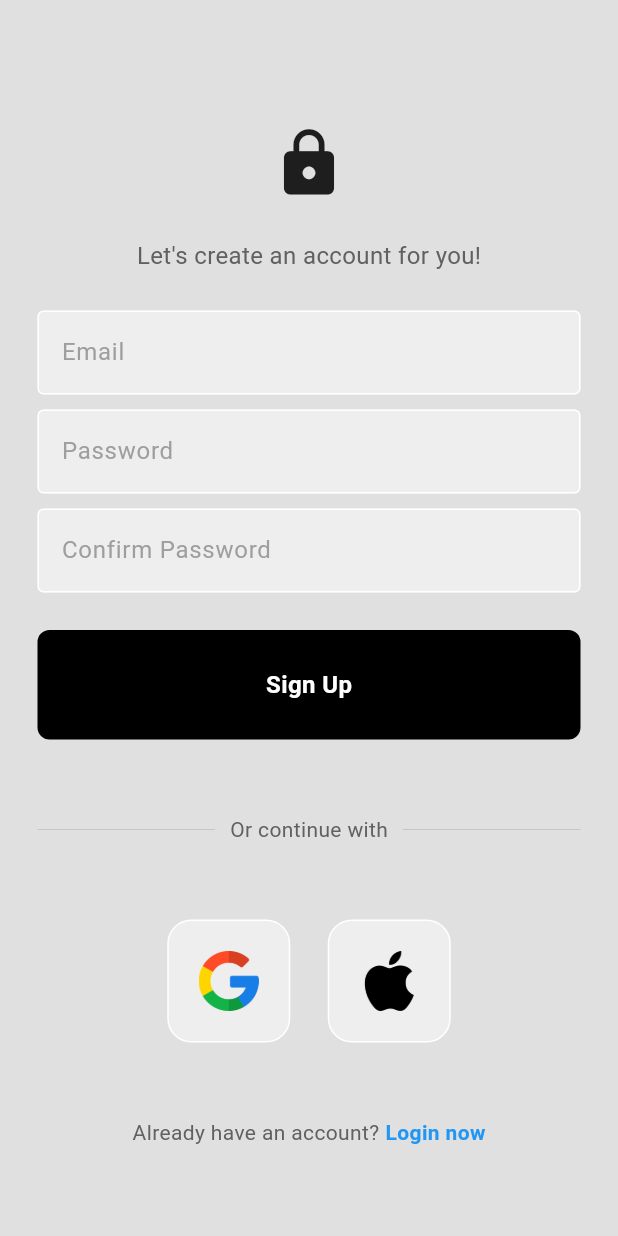
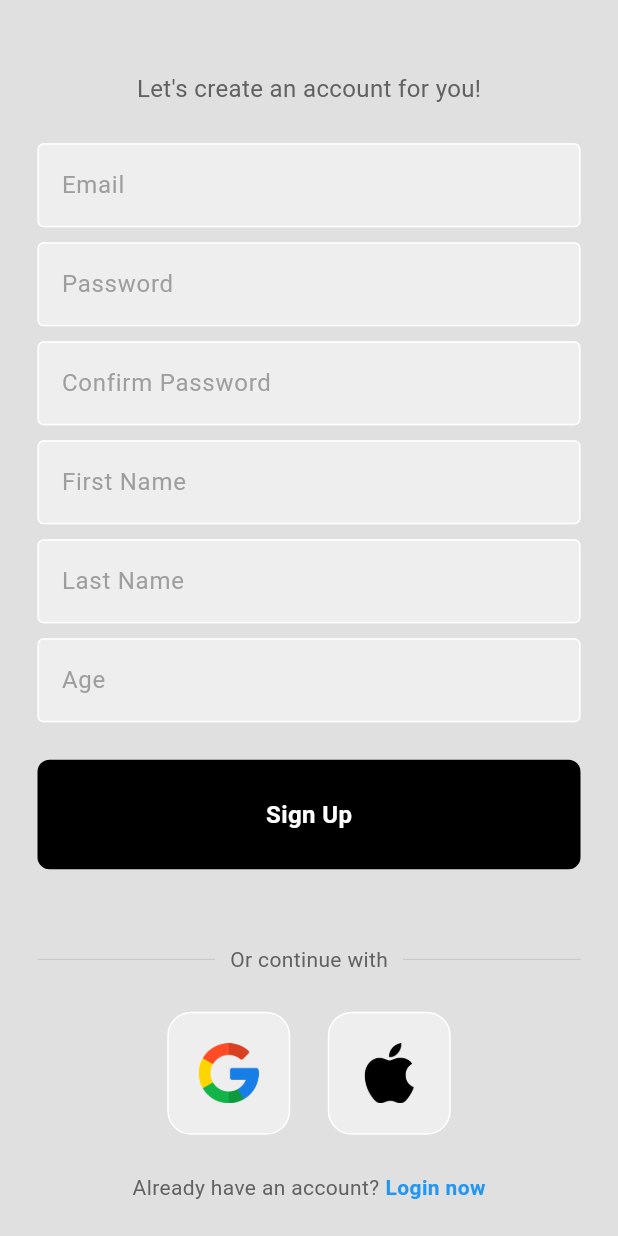
Before and after one commit to HAN2231/Capstone-hhg, a Flutter app: the RegisterPage screen opened directly with empty values, on a phone screen of 412 x 824 dp. Run offline on Flutter 3.47's test engine with Material 3 defaults, Android fonts, the phone set to English and light mode, and no system bars; our stand-ins replace cloud_firestore, firebase_auth, firebase_core, google_sign_in; accounts and stored records are empty.

Commit message:
user info link firestore db

```diff
--- a/lib/pages/register_page.dart
+++ b/lib/pages/register_page.dart
@@ -1,3 +1,4 @@
+import 'package:cloud_firestore/cloud_firestore.dart';
 import 'package:flutter/material.dart';
 import 'package:firebase_auth/firebase_auth.dart';
 import 'package:google_sign_in/google_sign_in.dart';
@@ -19,6 +20,19 @@ class _RegisterPageState extends State<RegisterPage> {
   final emailController = TextEditingController();
   final passwordController = TextEditingController();
   final confirmPasswordController = TextEditingController();
+  final firstNameController = TextEditingController();
+  final lastNameController = TextEditingController();
+  final ageController = TextEditingController();
+
+  @override
+  void dispose() {
+    emailController.dispose();
+    passwordController.dispose();
+    confirmPasswordController.dispose();
+    firstNameController.dispose();
+    lastNameController.dispose();
+    ageController.dispose();
+  }
 
   // sign creating the user
   void signUserUp() async {
@@ -37,13 +51,22 @@ class _RegisterPageState extends State<RegisterPage> {
       // check if password is confirmed
       if (passwordController.text == confirmPasswordController.text) {
         await FirebaseAuth.instance.createUserWithEmailAndPassword(
-          email: emailController.text,
-          password: passwordController.text,
+          email: emailController.text.trim(),
+          password: passwordController.text.trim(),
+        );
+
+        // add user details
+        addUserDetails(
+          firstNameController.text.trim(),
+          lastNameController.text.trim(),
+          emailController.text.trim(),
+          int.parse(ageController.text.trim()),
         );
       } else {
         // show error message, passwords don't match'
         showErrorMessage("Passwords don't match");
       }
+
       // pop the loading circle
       Navigator.pop(context);
     } on FirebaseAuthException catch (e) {
@@ -52,6 +75,15 @@ class _RegisterPageState extends State<RegisterPage> {
       // show error message
       showErrorMessage(e.code);
     }
+  }
+
+  Future addUserDetails(String firstName, String lastName, String email, int age ) async {
+    await FirebaseFirestore.instance.collection('users').add({
+      'first name': firstName,
+      'last name': lastName,
+      'email': email,
+      'age': age,
+    });
   }
 
   // wrong message to user
@@ -82,13 +114,13 @@ class _RegisterPageState extends State<RegisterPage> {
             child: Column(
                 mainAxisAlignment: MainAxisAlignment.center,
                 children: [
-                const SizedBox(height: 25),
+            //    const SizedBox(height: 25),
 
             // logo
-            const Icon(
-              Icons.lock,
-              size: 50,
-            ),
+            //const Icon(
+            //  Icons.lock,
+            //  size: 50,
+            //),
 
             const SizedBox(height: 25),
 
@@ -126,6 +158,32 @@ class _RegisterPageState extends State<RegisterPage> {
               controller: confirmPasswordController,
               hintText: 'Confirm Password',
               obscureText: true,
+            ),
+
+            const SizedBox(height: 10),
+
+            // confirm password textfield
+            MyTextField(
+              controller: firstNameController,
+              hintText: 'First Name',
+              obscureText: false,
+            ),
+            const SizedBox(height: 10),
+
+            // confirm password textfield
+            MyTextField(
+              controller: lastNameController,
+              hintText: 'Last Name',
+              obscureText: false,
+            ),
+
+            const SizedBox(height: 10),
+
+            // confirm password textfield
+            MyTextField(
+              controller: ageController,
+              hintText: 'Age',
+              obscureText: false,
             ),
 
             const SizedBox(height: 25),
@@ -166,7 +224,7 @@ class _RegisterPageState extends State<RegisterPage> {
               ),
             ),
 
-            const SizedBox(height: 50),
+            const SizedBox(height: 25),
 
             // google + apple sign in buttons
             Row(
@@ -187,7 +245,7 @@ class _RegisterPageState extends State<RegisterPage> {
               ],
             ),
 
-            const SizedBox(height: 50),
+            const SizedBox(height: 25),
 
             // not a member? register now
             Row(
--- a/pubspec.yaml
+++ b/pubspec.yaml
@@ -30,6 +30,7 @@ environment:
 dependencies:
   flutter:
     sdk: flutter
+  kakao_flutter_sdk_user: ^1.9.1
 
 
   # The following adds the Cupertino Icons font to your application.
@@ -38,6 +39,7 @@ dependencies:
   firebase_core: ^2.27.1
   firebase_auth: ^4.17.9
   google_sign_in: ^6.2.1
+  cloud_firestore: ^4.16.1
 
 dev_dependencies:
   flutter_test:
```
Also changed, not shown: lib/main.dart (+11 -0 lines), pubspec.lock, 6 other files.
